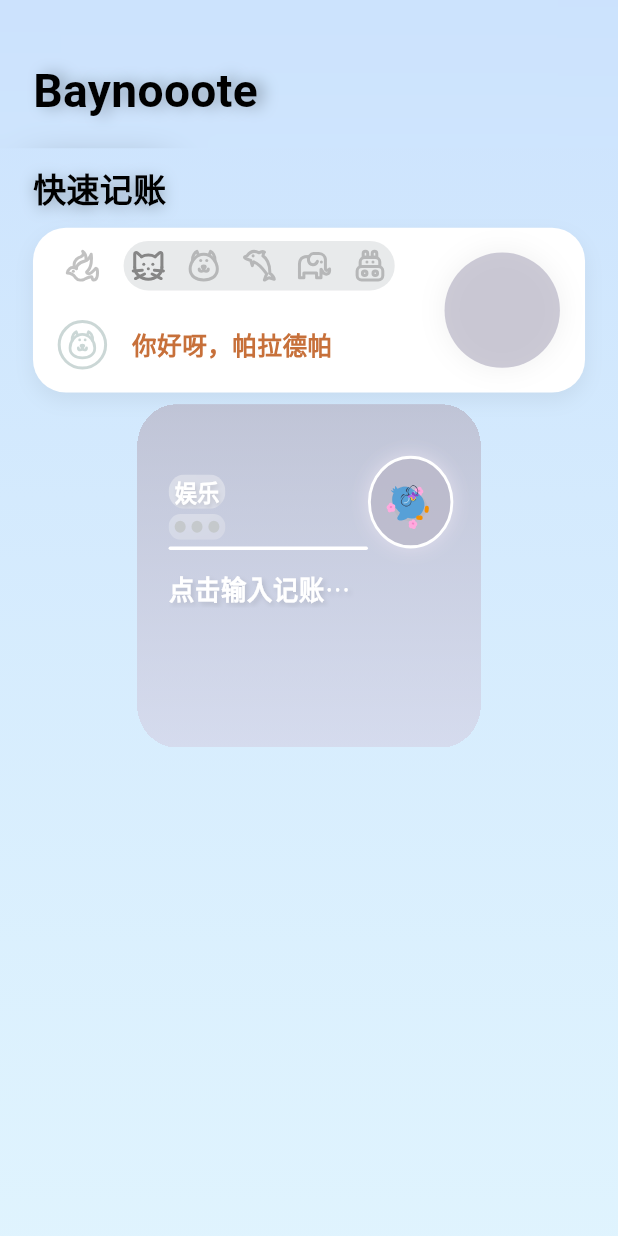
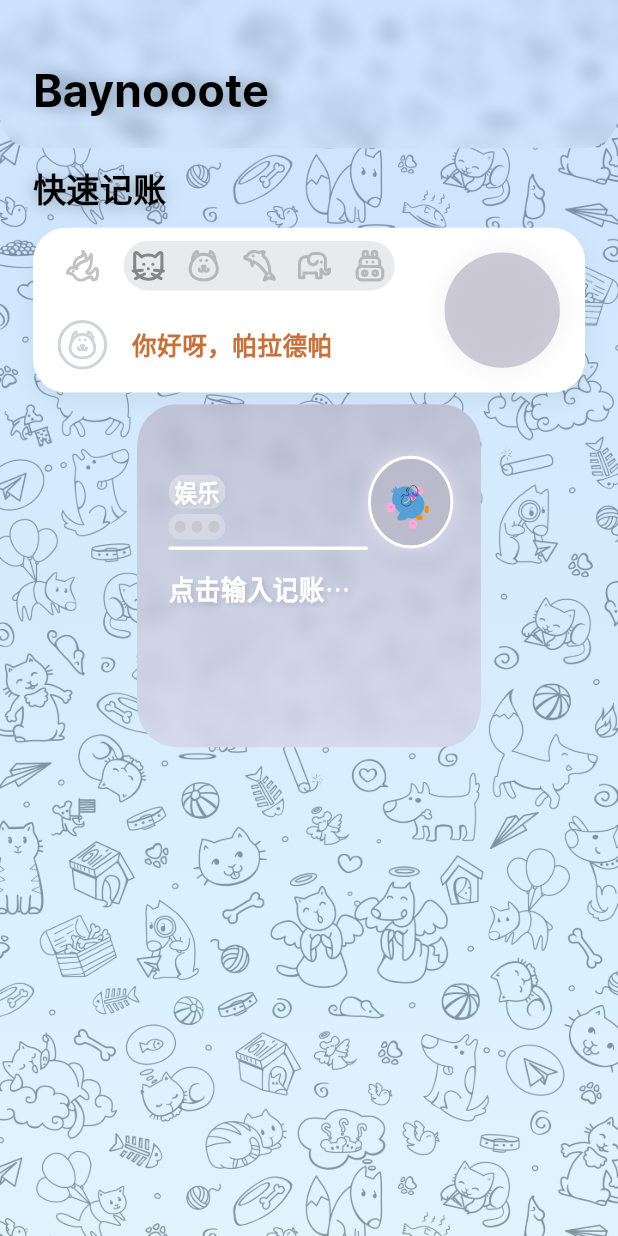
Before and after one commit to palrd/Baynooote, a Flutter app: the screen it shows after launch, after a tap on an icon or button, on a phone screen of 412 x 824 dp. Run offline on Flutter 3.47's test engine with Material 3 defaults, Android fonts, the light colour scheme and no system bars; our stand-ins replace flutter_svg, lottie, rive; project files that could hold a hidden picture were left out.

Commit message:
列表布局完成

```diff
--- a/lib/app/app_theme.dart
+++ b/lib/app/app_theme.dart
@@ -83,6 +83,8 @@ class AppTheme {
   ///定义主题数据
   static final ThemeData lightTheme = ThemeData(
 
+    // fontFamily: 'Qinfen',
+
     ///启用material3
     useMaterial3: true,
 
--- a/lib/features/ledger/presentetion/ledger_page.dart
+++ b/lib/features/ledger/presentetion/ledger_page.dart
@@ -24,12 +24,24 @@ class LedgerPage extends StatelessWidget {
       ///用于提供渐变背景和左右内边距
       body: Stack(
         children: [
+          ///最底部的背景
+          backGround(),
+
           ///下方内容的容器
           centerContentContainer(context),
 
           ///顶部标签
           Positioned(top: 0, left: 0, right: 0, child: LedgerHeader()),
         ],
+      ),
+    );
+  }
+
+  Widget backGround() {
+    return Positioned.fill(
+      child: Image.asset(
+        "assets/images/png/wallpaper3.png",
+        fit: BoxFit.cover,
       ),
     );
   }
--- a/lib/features/ledger/presentetion/widgets/ledger_data_active_place/ledger_data_placeholder.dart
+++ b/lib/features/ledger/presentetion/widgets/ledger_data_active_place/ledger_data_placeholder.dart
@@ -1,3 +1,5 @@
+import 'dart:ui';
+
 import 'package:baynooote/features/ledger/di/ledger_module.dart';
 import 'package:baynooote/features/ledger/presentetion/view_models/confirm_button_state.dart';
 import 'package:baynooote/features/ledger/presentetion/widgets/ledger_data_active_place/animation_set/CompletedAniamtionSet.dart';
@@ -159,12 +161,13 @@ class _LedgerDataPlaceholderState extends State<LedgerDataPlaceholder>
                     ),
                     child: Container(
                       margin: EdgeInsets.only(top: _anim.jumpMargin.value.sw),
-                      clipBehavior: Clip.hardEdge,
-                      decoration: BoxDecoration(
+                      child: ClipRRect(
                         borderRadius: BorderRadius.circular(
                           50.sw * _anim.radiusChange.value,
                         ),
-                      ),
+                        child: BackdropFilter(
+                          filter: ImageFilter.blur(sigmaX: 5, sigmaY: 5),
+                          child: Container(
                             child: AnimatedContainer(
                               duration: const Duration(milliseconds: 300),
                               height: 200.sw,
@@ -174,7 +177,8 @@ class _LedgerDataPlaceholderState extends State<LedgerDataPlaceholder>
                                 gradient: LinearGradient(
                                   ///颜色过渡
                                   colors: [
-                              LedgerChoiceTypeItems.iconColorsaBegin[index],
+                                    LedgerChoiceTypeItems
+                                        .iconColorsaBegin[index],
                                     LedgerChoiceTypeItems.iconColorsaEnd[index],
                                   ],
                                   begin: AlignmentGeometry.topCenter,
@@ -190,6 +194,9 @@ class _LedgerDataPlaceholderState extends State<LedgerDataPlaceholder>
                                   ///展示icon
                                   _showIcon(),
                                 ],
+                              ),
+                            ),
+                          ),
                         ),
                       ),
                     ),
--- a/lib/features/ledger/presentetion/widgets/ledger_data_active_place/ledger_show_record_completed/ledger_show_record_completed.dart
+++ b/lib/features/ledger/presentetion/widgets/ledger_data_active_place/ledger_show_record_completed/ledger_show_record_completed.dart
@@ -1,3 +1,5 @@
+import 'dart:ui';
+
 import 'package:baynooote/features/ledger/di/ledger_module.dart';
 import 'package:baynooote/features/ledger/presentetion/widgets/ledger_data_active_place/animation_set/CompletedAniamtionSet2.dart';
 import 'package:baynooote/features/ledger/presentetion/widgets/ledger_data_active_place/ledger_show_input_line/number_level_light.dart';
@@ -12,12 +14,20 @@ class LedgerShowRecordCompleted extends StatelessWidget {
   @override
   Widget build(BuildContext context) {
     return Container(
+      decoration: BoxDecoration(
+        shape: BoxShape.circle,
+        border: Border.all(color: Colors.white, width: 4),
+      ),
+      child: ClipRRect(
+        borderRadius: BorderRadius.circular(125.sw),
+        child: BackdropFilter(
+          filter: ImageFilter.blur(sigmaX: 3, sigmaY: 3),
+          child: Container(
             width: 250.sw,
             height: 250.sw,
             decoration: BoxDecoration(
               color: LedgerChoiceTypeItems.iconColorsaBegin[vm.comfirmedIndex],
-        shape: BoxShape.circle,
-        border: Border.all(color: Colors.white, width: 4),
+
               boxShadow: [
                 BoxShadow(
                   color: const Color.fromARGB(57, 0, 0, 0),
@@ -36,6 +46,9 @@ class LedgerShowRecordCompleted extends StatelessWidget {
                 _userName(),
                 _recordTime(),
               ],
+            ),
+          ),
+        ),
       ),
     );
   }
@@ -64,7 +77,7 @@ class LedgerShowRecordCompleted extends StatelessWidget {
       Container(
         width: 90.sw,
         height: 90.sw,
-        child: ShowAnimationIcon(index: vm.comfirmedIndex,isCompleted: true,),
+        child: ShowAnimationIcon(index: vm.comfirmedIndex, isCompleted: true),
       ),
     );
   }
@@ -86,6 +99,7 @@ class LedgerShowRecordCompleted extends StatelessWidget {
               fontSize: 40.sw,
               fontWeight: FontWeight.bold,
               height: 1.0,
+              fontFamily: 'Qinfen',
               shadows: [
                 BoxShadow(
                   color: const Color.fromARGB(40, 0, 0, 0),
@@ -159,12 +173,12 @@ class LedgerShowRecordCompleted extends StatelessWidget {
         ? _rotateContainer(
             anim.rotateXAfter3,
             Container(
-              width: 8.sw,
-              height: 8.sw,
+              width: 12.sw,
+              height: 12.sw,
               child: Icon(
-                Icons.star_rounded,
-                size: 8.sw,
-                color: Color.fromARGB(255, 0, 255, 60),
+                Icons.check_rounded,
+                size: 12.sw,
+                color: Colors.green,
               ),
             ),
           )
@@ -196,6 +210,7 @@ class LedgerShowRecordCompleted extends StatelessWidget {
                     child: Text(
                       "R",
                       style: TextStyle(
+                        fontFamily: 'Qinfen',
                         color: Colors.white,
                         fontSize: 6.sw,
                         fontWeight: FontWeight.bold,
@@ -266,6 +281,7 @@ class LedgerShowRecordCompleted extends StatelessWidget {
                 child: Text(
                   vm.userName,
                   style: TextStyle(
+                    fontFamily: 'Qinfen',
                     fontSize: 13.sw,
                     fontWeight: FontWeight.bold,
                     color: Colors.white,
@@ -293,6 +309,7 @@ class LedgerShowRecordCompleted extends StatelessWidget {
             Text(
               "${vm.timeUnit}",
               style: TextStyle(
+                fontFamily: 'Qinfen',
                 height: 1.0,
                 fontSize: 19.sp, // 推荐用 sp 而不是 sw
                 color: Colors.white,
@@ -309,6 +326,7 @@ class LedgerShowRecordCompleted extends StatelessWidget {
             Text(
               vm.confirmedDate,
               style: TextStyle(
+                fontFamily: 'Qinfen',
                 height: 1.0,
                 fontSize: 19.sp,
                 color: Colors.white,
--- a/lib/features/ledger/presentetion/widgets/ledger_header/ledger_header.dart
+++ b/lib/features/ledger/presentetion/widgets/ledger_header/ledger_header.dart
@@ -1,6 +1,8 @@
 import 'dart:ui';
 
 import 'package:baynooote/app/app_text_theme.dart';
+import 'package:baynooote/app/app_theme.dart';
+import 'package:baynooote/features/ledger/di/ledger_module.dart';
 import 'package:baynooote/shared/extensions/int_extension.dart';
 import 'package:flutter/material.dart';
 
@@ -10,14 +12,33 @@ class LedgerHeader extends StatelessWidget {
   @override
   Widget build(BuildContext context) {
     return ClipRRect(
+      borderRadius: BorderRadiusGeometry.only(
+        bottomLeft: Radius.circular(20.sw),
+        bottomRight: Radius.circular(20.sw),
+      ),
       child: BackdropFilter(
-        filter: ImageFilter.blur(sigmaX: 15, sigmaY: 15),
+        filter: ImageFilter.blur(sigmaX: 5, sigmaY: 5),
         child: Container(
           height: 90.sw,
           color: Colors.transparent,
           alignment: Alignment.centerLeft,
           padding: EdgeInsets.only(left: 20.sw, right: 20.sw, top: 20.sw),
-          child: Text("Baynooote", style: AppTextTheme.displayLarge),
+          child: Text(
+            "Baynooote",
+            style: TextStyle(
+              fontSize: AppTheme.biggestTitle.sw,
+              color: AppTheme.titleColor,
+              fontWeight: FontWeight.bold,
+              fontFamily: "Qinfen",
+              shadows: [
+                BoxShadow(
+                  color: Colors.black.withAlpha(0x4C),
+                  offset: Offset(5, 0),
+                  blurRadius: 12,
+                ),
+              ],
+            ),
+          ),
         ),
       ),
     );
--- a/lib/features/ledger/presentetion/widgets/ledger_quick_input/animation_theChoicer.dart
+++ b/lib/features/ledger/presentetion/widgets/ledger_quick_input/animation_theChoicer.dart
@@ -45,17 +45,17 @@ class _TheChoicerState extends State<TheChoicer> with TickerProviderStateMixin {
   void _initAnimation() {
     _controller = AnimationController(
       vsync: this,
-      duration: const Duration(milliseconds: 280),
-      reverseDuration: const Duration(milliseconds: 300),
+      duration: const Duration(milliseconds: 250),
+      reverseDuration: const Duration(milliseconds: 250),
     );
 
     ///开始为各个属性添加动画并绑定曲线
     ///第一步进到目标容器边缘
     ///到边缘
-    _positionAnimation1 = Tween<double>(begin: 0, end: 10.sw).animate(
+    _positionAnimation1 = Tween<double>(begin: 0, end: 40.sw).animate(
       CurvedAnimation(
         parent: _controller,
-        curve: const Interval(0, 0.3, curve: Curves.easeInCubic),
+        curve: const Interval(0, 1.0, curve: Curves.easeInCubic),
       ),
     );
 
@@ -74,15 +74,6 @@ class _TheChoicerState extends State<TheChoicer> with TickerProviderStateMixin {
         curve: Interval(0.5, 1.0, curve: Curves.easeInOutCubic),
       ),
     );
-
-    ///移动到目标位置
-    _positionAnimation2 = Tween<double>(begin: 10.sw, end: 40.sw).animate(
-      CurvedAnimation(
-        parent: _controller,
-        curve: const Interval(0.3, 0.6, curve: Curves.easeOutCubic),
-      ),
-    );
-
     ///第三步开始透明度下降
     _opacityAnimation = Tween<double>(begin: 1.0, end: 1.0).animate(
       CurvedAnimation(
@@ -115,15 +106,11 @@ class _TheChoicerState extends State<TheChoicer> with TickerProviderStateMixin {
   }
 
   Widget _animationBuilderContainer() {
-    ///两个阶段的动画连接
-    double _left = _controller.value < 0.3
-        ? _positionAnimation1.value
-        : _positionAnimation2.value;
     return Opacity(
       opacity: _opacityAnimation.value,
       child: Container(
         ///绑定位置移动
-        margin: EdgeInsets.only(left: _left),
+        margin: EdgeInsets.only(left: _positionAnimation1.value),
         decoration: BoxDecoration(
           color: const Color.fromARGB(80, 197, 201, 204),
           borderRadius: BorderRadius.circular(_borderRadiusAnimation.value),
```
Also changed, not shown: lib/features/ledger/presentetion/widgets/ledger_data_active_place/ledger_data_active_place.dart (+3 -14 lines), lib/features/ledger/presentetion/widgets/ledger_data_list/ledger_data_list.dart (added, +368 -0 lines), pubspec.yaml (+12 -13 lines), assets/fonts/MySmallFont.ttf (added), assets/images/png/DataTimeDown.png (added), assets/images/png/DataTimeDown2.png (added), assets/images/png/DataTimeUp.png (added), assets/images/png/wallpaper3.png (added), assets/images/png/wallpaper4.png (added). Lines whose indentation alone changed are shown as unchanged.
